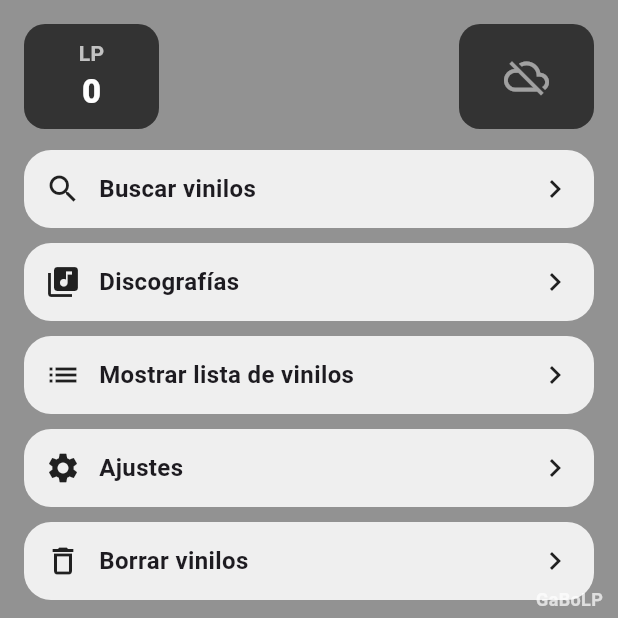
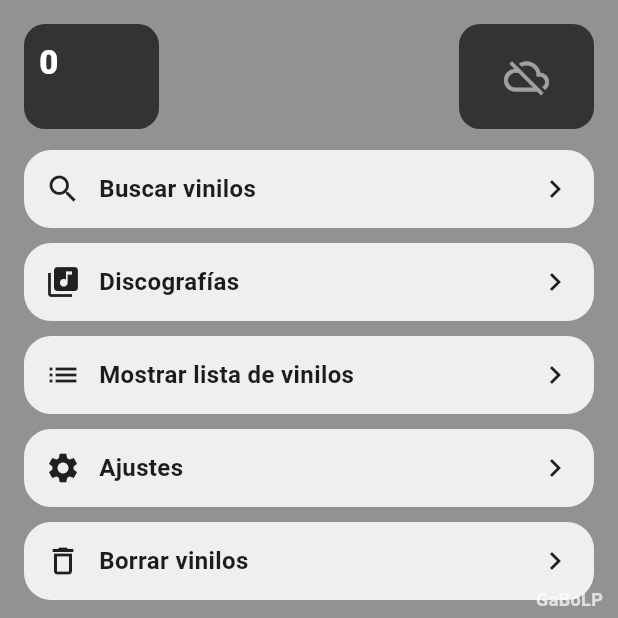
Before and after one commit to gabohachim/app_lp, a Flutter app: the screen it shows after launch, on a phone screen of 412 x 824 dp, the top half of it. Run offline on Flutter 3.47's test engine with Material 3 defaults, Android fonts, the phone set to English and light mode, and no system bars; our stand-ins replace shared_preferences, sqflite; accounts and stored records are empty.

Commit message:
Update home_screen.dart

```diff
--- a/lib/ui/home_screen.dart
+++ b/lib/ui/home_screen.dart
@@ -45,7 +45,7 @@ class _HomeScreenState extends State<HomeScreen> {
 
   bool autocompletando = false;
 
-  PreparedVinylAdd? prepared; // ✅ lo que devuelve el servicio central
+  PreparedVinylAdd? prepared;
 
   @override
   void initState() {
@@ -204,7 +204,7 @@ class _HomeScreenState extends State<HomeScreen> {
       });
     }
 
-    // Limpia barra al buscar (como querías)
+    // Limpia barra al buscar
     artistaCtrl.clear();
     albumCtrl.clear();
     sugerenciasArtistas = [];
@@ -280,7 +280,6 @@ class _HomeScreenState extends State<HomeScreen> {
     // Respaldo automático (si está activo)
     await BackupService.autoSaveIfEnabled();
 
-    // ✅ Importantísimo: refrescar UI/contador/lista
     setState(() {
       prepared = null;
       mostrarAgregar = false;
@@ -434,27 +433,32 @@ class _HomeScreenState extends State<HomeScreen> {
     );
   }
 
+  // ✅ CAMBIO AQUÍ: solo número, sin “LP”, y en una esquina
   Widget contadorLp() {
     return FutureBuilder<int>(
       future: VinylDb.instance.getCount(),
       builder: (context, snap) {
         final total = snap.data ?? 0;
         return Align(
-          alignment: Alignment.centerLeft,
+          alignment: Alignment.topLeft,
           child: Container(
             width: 90,
             height: 70,
-            alignment: Alignment.center,
+            padding: const EdgeInsets.all(10),
             decoration: BoxDecoration(
               color: Colors.black.withOpacity(0.65),
               borderRadius: BorderRadius.circular(14),
             ),
-            child: Column(
-              mainAxisAlignment: MainAxisAlignment.center,
-              children: [
-                const Text('LP', style: TextStyle(color: Colors.white70, fontWeight: FontWeight.w700)),
-                Text('$total', style: const TextStyle(color: Colors.white, fontSize: 22, fontWeight: FontWeight.w900)),
-              ],
+            child: Align(
+              alignment: Alignment.topLeft, // esquina
+              child: Text(
+                '$total',
+                style: const TextStyle(
+                  color: Colors.white,
+                  fontSize: 22,
+                  fontWeight: FontWeight.w900,
+                ),
+              ),
             ),
           ),
         );
```
